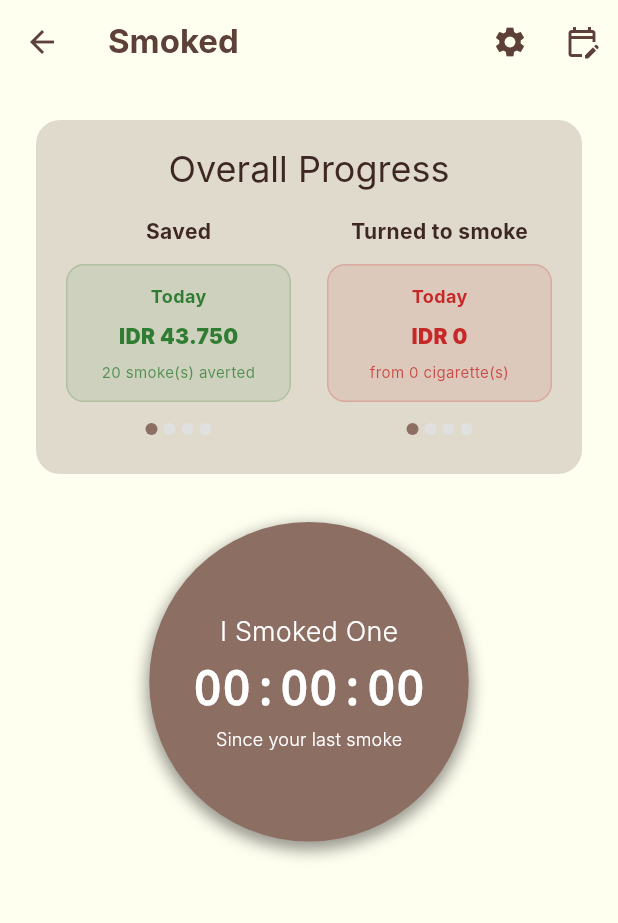
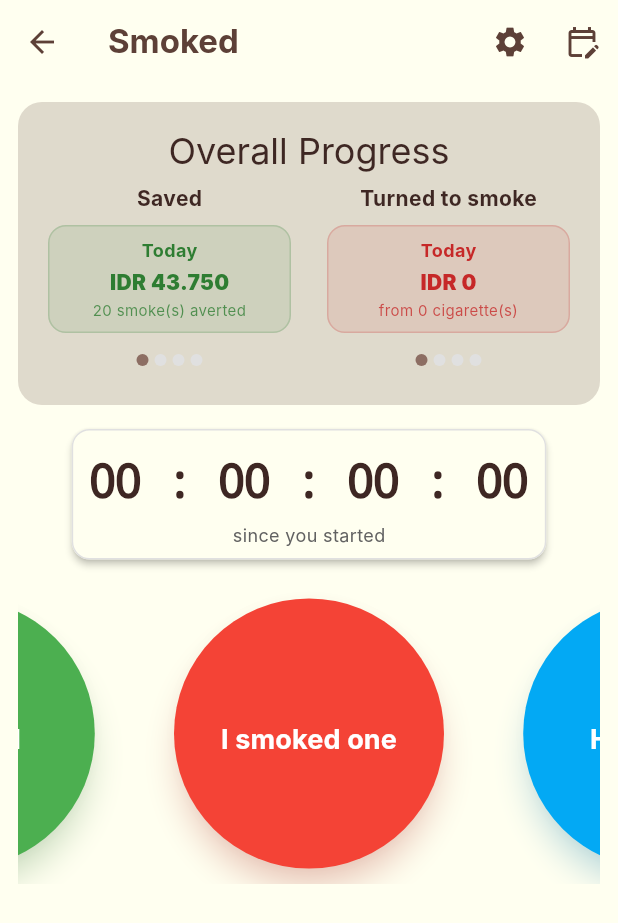
Before and after one commit to ryndaman/Smoked_app_1, a Flutter app: the LogScreen screen opened directly, on a phone screen of 412 x 824 dp. Shown: the top 923 px of the screen. Run offline on Flutter 3.47's test engine with Material 3 defaults, Android fonts, the phone set to English and light mode, and no system bars; our stand-ins replace csv, fl_chart, font_awesome_flutter, share_plus, shared_preferences; accounts and stored records are empty; Roboto replaces fonts that are missing (Inter); statements that could not run were skipped.

Commit message:
feat: Implemet action button carousel & timer relayouting

```diff
--- /dev/null
+++ b/lib/models/resisted_event.dart
@@ -0,0 +1,17 @@
+// lib/models/resisted_event.dart
+
+class ResistedEvent {
+  final DateTime timestamp;
+
+  ResistedEvent({required this.timestamp});
+
+  Map<String, dynamic> toJson() => {
+        'timestamp': timestamp.toIso8601String(),
+      };
+
+  factory ResistedEvent.fromJson(Map<String, dynamic> json) {
+    return ResistedEvent(
+      timestamp: DateTime.parse(json['timestamp']),
+    );
+  }
+}
--- a/lib/providers/smoke_data_provider.dart
+++ b/lib/providers/smoke_data_provider.dart
@@ -8,6 +8,7 @@ import 'package:shared_preferences/shared_preferences.dart';
 import 'package:smoked_1/data/health_data.dart';
 import 'package:smoked_1/models/equivalent_item.dart';
 import 'package:smoked_1/models/health_milestone.dart';
+import 'package:smoked_1/models/resisted_event.dart';
 import 'package:smoked_1/models/smoke_event.dart';
 import 'package:smoked_1/models/user_settings.dart';
 import 'package:smoked_1/services/local_storage_service.dart';
@@ -20,26 +21,25 @@ class SmokeDataProvider with ChangeNotifier {
   bool _isLoading = true;
   late UserSettings _settings;
   late List<SmokeEvent> _events;
+  late List<ResistedEvent> _resistedEvents = [];
   late List<EquivalentItem> _equivalents;
   late List<HealthMilestone> _healthMilestones;
 
-  double _totalMoneySaved =
-      0.0; // This remains for the real-time "All-Time" value
+  double _totalMoneySaved = 0.0;
   Map<int, double> _baselineHourlyMap = {};
   String? dataLoadingError;
 
-  // ADDED: New properties to hold time-based metrics
   Map<String, double> moneySpentByPeriod = {};
-  Map<String, double> moneySavedByPeriod = {}; // ADDED
+  Map<String, double> moneySavedByPeriod = {};
   Map<String, int> sticksAvertedByPeriod = {};
 
-  // This will hold the value loaded from storage, to be used by the timer.
   double _moneySavedSinceLastCalculation = 0.0;
 
   // --- Getters ---
   bool get isLoading => _isLoading;
   UserSettings get settings => _settings;
   List<SmokeEvent> get events => _events;
+  List<ResistedEvent> get resistedEvents => _resistedEvents;
   List<EquivalentItem> get equivalents => _equivalents;
   List<HealthMilestone> get healthMilestones => _healthMilestones;
   double get totalMoneySaved => _totalMoneySaved;
@@ -69,14 +69,16 @@ class SmokeDataProvider with ChangeNotifier {
       final results = await Future.wait([
         _storageService.getSettings(),
         _storageService.getSmokeEvents(),
+        _storageService.getResistedEvents(),
         _loadEquivalentsFromCsv(),
         _loadMoneySaved(),
       ]);
 
       _settings = results[0] as UserSettings;
       _events = results[1] as List<SmokeEvent>;
-      _equivalents = results[2] as List<EquivalentItem>;
-      _moneySavedSinceLastCalculation = results[3] as double;
+      _resistedEvents = results[2] as List<ResistedEvent>;
+      _equivalents = results[3] as List<EquivalentItem>;
+      _moneySavedSinceLastCalculation = results[4] as double;
       _totalMoneySaved = _moneySavedSinceLastCalculation;
 
       _healthMilestones = HealthData.milestones;
@@ -108,6 +110,13 @@ class SmokeDataProvider with ChangeNotifier {
     await _storageService.saveEvents(_events);
     await _saveMoneySaved();
     _calculateAllMetrics();
+    notifyListeners();
+  }
+
+  Future<void> logResistedEvent() async {
+    final newEvent = ResistedEvent(timestamp: DateTime.now());
+    _resistedEvents.add(newEvent);
+    await _storageService.saveResistedEvents(_resistedEvents);
     notifyListeners();
   }
 
@@ -171,7 +180,6 @@ class SmokeDataProvider with ChangeNotifier {
       final avertedSticks = baselineSticksInPeriod - eventsInPeriod.length;
       sticksAvertedByPeriod[key] = avertedSticks > 0 ? avertedSticks : 0;
 
-      // ADDED: Calculate money saved for the specific period
       final baselineCostInPeriod = baselineSticksInPeriod * pricePerStick;
       final savedInPeriod = baselineCostInPeriod - costInPeriod;
       moneySavedByPeriod[key] = savedInPeriod > 0 ? savedInPeriod : 0;
@@ -179,8 +187,7 @@ class SmokeDataProvider with ChangeNotifier {
 
     final allTimeCost = _events.length * pricePerStick;
     moneySpentByPeriod['All-Time'] = allTimeCost;
-    moneySavedByPeriod['All-Time'] =
-        _totalMoneySaved; // Use the real-time value for all-time
+    moneySavedByPeriod['All-Time'] = _totalMoneySaved;
 
     if (_events.isNotEmpty) {
       final daysSinceStart = now.difference(_events.first.timestamp).inDays + 1;
@@ -247,7 +254,6 @@ class SmokeDataProvider with ChangeNotifier {
       allWakingHours.addAll(lateNightHours);
     }
 
-    // Ensure high traffic hours are within the waking hours
     highTrafficHours = highTrafficHours.intersection(allWakingHours);
 
     final otherWakingHours = allWakingHours.difference(highTrafficHours);
--- a/lib/screens/log_screen.dart
+++ b/lib/screens/log_screen.dart
@@ -8,8 +8,9 @@ import 'package:smoked_1/models/user_settings.dart';
 import 'package:smoked_1/providers/smoke_data_provider.dart';
 import 'package:smoked_1/providers/theme_provider.dart';
 import 'package:smoked_1/utils/app_themes.dart';
-import 'package:smoked_1/widgets/financial_info_widget.dart'; // ADDED
-import 'package:smoked_1/widgets/main_log_button.dart'; // ADDED
+import 'package:smoked_1/widgets/financial_info_widget.dart';
+import 'package:smoked_1/widgets/action_button_carousel.dart';
+import 'package:smoked_1/widgets/since_last_smoke_timer.dart'; // ADDED
 
 class LogScreen extends StatefulWidget {
   const LogScreen({super.key});
@@ -19,13 +20,12 @@ class LogScreen extends StatefulWidget {
 }
 
 class _LogScreenState extends State<LogScreen> {
-  // The animation controller is removed from here as it's now managed inside MainLogButton
   Timer? _buttonUpdateTimer;
 
   @override
   void initState() {
     super.initState();
-    // The timer is still needed here to trigger rebuilds for the financial info
+    // This timer is still needed to trigger rebuilds for the timer widget
     _buttonUpdateTimer = Timer.periodic(const Duration(seconds: 1), (timer) {
       if (mounted) {
         setState(() {});
@@ -38,8 +38,6 @@ class _LogScreenState extends State<LogScreen> {
     _buttonUpdateTimer?.cancel();
     super.dispose();
   }
-
-  // All builder methods and helpers for the button have been moved to their own files.
 
   @override
   Widget build(BuildContext context) {
@@ -75,14 +73,16 @@ class _LogScreenState extends State<LogScreen> {
           body: SingleChildScrollView(
             child: Center(
               child: Padding(
-                padding: const EdgeInsets.all(24.0),
-                // MODIFIED: The main column is now much cleaner
+                padding: const EdgeInsets.all(12.0), // Adjusted padding
+                // MODIFIED: The main column now includes the new timer widget in the correct order
                 child: Column(
                   mainAxisAlignment: MainAxisAlignment.center,
                   children: [
-                    FinancialInfo(formatter: formatter), // Using the new widget
-                    const SizedBox(height: 32),
-                    const MainLogButton(), // Using the new widget
+                    FinancialInfo(formatter: formatter),
+                    const SizedBox(height: 12),
+                    const SinceLastSmokeTimer(), // ADDED: The new timer widget
+                    const SizedBox(height: 12),
+                    const ActionButtonCarousel(),
                   ],
                 ),
               ),
--- a/lib/utils/constants.dart
+++ b/lib/utils/constants.dart
@@ -7,6 +7,7 @@ class AppConstants {
   // Keys for SharedPreferences
   static const String settingsKey = 'user_settings';
   static const String eventsKey = 'smoke_events';
+  static const String resistedEventsKey = 'resisted_events'; // ADDED
   static const String hasOnboardedKey = 'has_onboarded';
 
   // Default User Settings
--- /dev/null
+++ b/lib/widgets/action_button_carousel.dart
@@ -0,0 +1,149 @@
+// lib/widgets/action_button_carousel.dart
+
+import 'package:flutter/material.dart';
+import 'package:provider/provider.dart';
+import 'package:smoked_1/providers/smoke_data_provider.dart';
+import 'package:smoked_1/screens/breathing_exercise_screen.dart';
+import 'dart:math';
+
+class ActionButtonCarousel extends StatefulWidget {
+  const ActionButtonCarousel({super.key});
+
+  @override
+  State<ActionButtonCarousel> createState() => _ActionButtonCarouselState();
+}
+
+class _ActionButtonCarouselState extends State<ActionButtonCarousel> {
+  late PageController _pageController;
+
+  @override
+  void initState() {
+    super.initState();
+    _pageController = PageController(
+      initialPage: 1, // Start with the middle button
+      viewportFraction: 0.6, // Show parts of adjacent pages
+    );
+  }
+
+  @override
+  void dispose() {
+    _pageController.dispose();
+    super.dispose();
+  }
+
+  @override
+  Widget build(BuildContext context) {
+    final dataProvider = Provider.of<SmokeDataProvider>(context, listen: false);
+
+    final List<Widget> actionButtons = [
+      // --- I Resisted Button ---
+      _ActionButton(
+        label: "I resisted",
+        color: Colors.green,
+        onPressed: () {
+          dataProvider.logResistedEvent();
+          ScaffoldMessenger.of(context).showSnackBar(
+            const SnackBar(
+              content: Text("Craving conquered! Well done."),
+              duration: Duration(seconds: 2),
+            ),
+          );
+        },
+      ),
+      // --- I Smoked One Button ---
+      _ActionButton(
+        label: "I smoked one",
+        color: Colors.red,
+        onPressed: () {
+          dataProvider.logSmokeEvent();
+        },
+      ),
+      // --- Help Me Button ---
+      _ActionButton(
+        label: "Help me...",
+        color: Colors.lightBlue,
+        onPressed: () {
+          Navigator.of(context).push(
+            MaterialPageRoute(
+                builder: (context) => const BreathingExerciseScreen()),
+          );
+        },
+      ),
+    ];
+
+    return SizedBox(
+      height: 200, // Provide a fixed height for the carousel
+      child: PageView.builder(
+        controller: _pageController,
+        itemCount: actionButtons.length,
+        itemBuilder: (context, index) {
+          return AnimatedBuilder(
+            animation: _pageController,
+            builder: (context, child) {
+              double value = 1.0;
+              if (_pageController.position.haveDimensions) {
+                value = _pageController.page! - index;
+                value = (1 - (value.abs() * 0.4)).clamp(0.0, 1.0);
+              }
+              return Center(
+                child: Opacity(
+                  opacity: pow(value, 2).toDouble(),
+                  child: Transform.scale(
+                    scale: value,
+                    child: child,
+                  ),
+                ),
+              );
+            },
+            child: actionButtons[index],
+          );
+        },
+      ),
+    );
+  }
+}
+
+// Helper widget for the individual circular buttons
+class _ActionButton extends StatelessWidget {
+  final String label;
+  final Color color;
+  final VoidCallback onPressed;
+
+  const _ActionButton({
+    required this.label,
+    required this.color,
+    required this.onPressed,
+  });
+
+  @override
+  Widget build(BuildContext context) {
+    return SizedBox(
+      width: 180,
+      height: 180,
+      child: ElevatedButton(
+        onPressed: onPressed,
+        style: ElevatedButton.styleFrom(
+          backgroundColor: color,
+          foregroundColor: Colors.white,
+          shape: const CircleBorder(),
+          elevation: 8,
+          shadowColor: color.withAlpha(100),
+        ),
+        child: Column(
+          mainAxisAlignment: MainAxisAlignment.center,
+          children: [
+            const SizedBox(height: 8),
+            Text(
+              label,
+              textAlign: TextAlign.center,
+              style: const TextStyle(
+                fontSize: 18,
+                fontWeight: FontWeight.bold,
+              ),
+            ),
+          ],
+        ),
+      ),
+    );
+  }
+}
--- a/lib/widgets/financial_info_widget.dart
+++ b/lib/widgets/financial_info_widget.dart
@@ -57,7 +57,7 @@ class _FinancialInfoState extends State<FinancialInfo> {
                             .onSurface, // Use a readable color on the frame
                       ),
                 ),
-                const SizedBox(height: 16),
+                const SizedBox(height: 6),
                 Row(
                   mainAxisAlignment: MainAxisAlignment.spaceAround,
                   crossAxisAlignment: CrossAxisAlignment.start,
@@ -73,9 +73,9 @@ class _FinancialInfoState extends State<FinancialInfo> {
                                       .bodyLarge
                                       ?.color,
                                   fontWeight: FontWeight.bold)),
-                          const SizedBox(height: 8),
+                          const SizedBox(height: 4),
                           SizedBox(
-                            height: 100, // Fixed height for the PageView
+                            height: 80, // Fixed height for the PageView
                             child: PageView.builder(
                               controller: _savedPageController,
                               itemCount:
@@ -121,9 +121,9 @@ class _FinancialInfoState extends State<FinancialInfo> {
                                       .bodyLarge
                                       ?.color,
                                   fontWeight: FontWeight.bold)),
-                          const SizedBox(height: 8),
+                          const SizedBox(height: 4),
                           SizedBox(
-                            height: 100, // Fixed height for the PageView
+                            height: 80, // Fixed height for the PageView
                             child: PageView.builder(
                               controller: _spentPageController,
                               itemCount:
--- a/lib/widgets/main_log_button.dart
+++ /dev/null
@@ -1,161 +0,0 @@
-// lib/widgets/main_log_button.dart
-
-import 'dart:math';
-import 'package:flutter/material.dart';
-import 'package:provider/provider.dart';
-import 'package:smoked_1/models/smoke_event.dart';
-import 'package:smoked_1/providers/smoke_data_provider.dart';
-
-class MainLogButton extends StatefulWidget {
-  const MainLogButton({super.key});
-
-  @override
-  State<MainLogButton> createState() => _MainLogButtonState();
-}
-
-class _MainLogButtonState extends State<MainLogButton>
-    with SingleTickerProviderStateMixin {
-  late AnimationController _animationController;
-
-  @override
-  void initState() {
-    super.initState();
-    _animationController = AnimationController(
-      vsync: this,
-      duration: const Duration(milliseconds: 400),
-    );
-  }
-
-  @override
-  void dispose() {
-    _animationController.dispose();
-    super.dispose();
-  }
-
-  Gradient _getButtonGradient(
-      BuildContext context, SmokeDataProvider dataProvider) {
-    final Color primaryColor = Theme.of(context).colorScheme.primary;
-    final Color hotColor = Colors.red.shade800;
-
-    if (dataProvider.events.isEmpty) {
-      return LinearGradient(colors: [primaryColor, primaryColor]);
-    }
-
-    final SmokeEvent lastEvent = dataProvider.events.last;
-    final Duration timeSinceLastSmoke =
-        DateTime.now().difference(lastEvent.timestamp);
-
-    const int periodInMinutes = 7;
-    const int fullCycleMinutes = periodInMinutes * 4;
-
-    if (timeSinceLastSmoke.inMinutes >= fullCycleMinutes) {
-      return LinearGradient(colors: [primaryColor, primaryColor]);
-    }
-
-    double t = timeSinceLastSmoke.inMinutes / fullCycleMinutes;
-    t = t.clamp(0.0, 1.0);
-
-    final Color interpolatedColor = Color.lerp(hotColor, primaryColor, t)!;
-
-    return LinearGradient(
-      colors: [
-        interpolatedColor,
-        Color.lerp(interpolatedColor, Colors.black, 0.2)!
-      ],
-      begin: Alignment.topLeft,
-      end: Alignment.bottomRight,
-    );
-  }
-
-  Widget _getButtonChild(SmokeDataProvider dataProvider) {
-    String timerText = "00:00:00";
-
-    if (dataProvider.events.isNotEmpty) {
-      final SmokeEvent lastEvent = dataProvider.events.last;
-      final Duration timeSinceLastSmoke =
-          DateTime.now().difference(lastEvent.timestamp);
-
-      String twoDigits(int n) => n.toString().padLeft(2, '0');
-      final hours = twoDigits(timeSinceLastSmoke.inHours);
-      final minutes = twoDigits(timeSinceLastSmoke.inMinutes.remainder(60));
-      final seconds = twoDigits(timeSinceLastSmoke.inSeconds.remainder(60));
-      timerText = "$hours:$minutes:$seconds";
-    }
-
-    return Column(
-      mainAxisAlignment: MainAxisAlignment.center,
-      children: [
-        const Text(
-          "I Smoked One",
-          style: TextStyle(
-            fontSize: 18,
-            fontWeight: FontWeight.w300,
-            color: Colors.white,
-          ),
-        ),
-        const SizedBox(height: 2),
-        Text(
-          timerText,
-          style: const TextStyle(
-            fontSize: 32,
-            fontWeight: FontWeight.bold,
-            color: Colors.white,
-            fontFamily: 'monospace',
-          ),
-        ),
-        const SizedBox(height: 2),
-        const Text(
-          "Since your last smoke",
-          style: TextStyle(
-            fontSize: 12,
-            fontWeight: FontWeight.w300,
-            color: Colors.white,
-          ),
-        ),
-      ],
-    );
-  }
-
-  @override
-  Widget build(BuildContext context) {
-    final dataProvider = Provider.of<SmokeDataProvider>(context);
-    return AnimatedBuilder(
-      animation: _animationController,
-      builder: (context, child) {
-        final sineValue = sin(4 * pi * _animationController.value);
-        return Transform.translate(
-          offset: Offset(sineValue * 15, 0),
-          child: child,
-        );
-      },
-      child: AnimatedContainer(
-        duration: const Duration(seconds: 1),
-        decoration: BoxDecoration(
-          gradient: _getButtonGradient(context, dataProvider),
-          shape: BoxShape.circle,
-          boxShadow: [
-            BoxShadow(
-              color: Colors.black.withAlpha(102),
-              spreadRadius: 2,
-              blurRadius: 8,
-              offset: const Offset(0, 4),
-            ),
-          ],
-        ),
-        child: ElevatedButton(
-          onPressed: () async {
-            _animationController.forward(from: 0.0);
-            await dataProvider.logSmokeEvent();
-          },
-          style: ElevatedButton.styleFrom(
-            backgroundColor: Colors.transparent,
-            shadowColor: Colors.transparent,
-            shape: const CircleBorder(),
-            padding: const EdgeInsets.all(60),
-          ),
-          child: _getButtonChild(dataProvider),
-        ),
-      ),
-    );
-  }
-}
--- /dev/null
+++ b/lib/widgets/since_last_smoke_timer.dart
@@ -0,0 +1,83 @@
+// lib/widgets/since_last_smoke_timer.dart
+
+import 'package:flutter/material.dart';
+import 'package:provider/provider.dart';
+import 'package:smoked_1/providers/smoke_data_provider.dart';
+
+class SinceLastSmokeTimer extends StatelessWidget {
+  const SinceLastSmokeTimer({super.key});
+
+  @override
+  Widget build(BuildContext context) {
+    return Consumer<SmokeDataProvider>(
+      builder: (context, dataProvider, child) {
+        // Determine the starting point of the timer.
+        // It's either the first smoke event or the app install time (approximated by first event).
+        final startTime = dataProvider.events.isNotEmpty
+            ? dataProvider.events.last.timestamp
+            : (dataProvider.events.isNotEmpty
+                ? dataProvider.events.first.timestamp
+                : DateTime.now());
+
+        final duration = DateTime.now().difference(startTime);
+
+        // Format the duration into DD : HH : MM : SS
+        String twoDigits(int n) => n.toString().padLeft(2, '0');
+        final days = twoDigits(duration.inDays);
+        final hours = twoDigits(duration.inHours.remainder(24));
+        final minutes = twoDigits(duration.inMinutes.remainder(60));
+        final seconds = twoDigits(duration.inSeconds.remainder(60));
+        final formattedTime = "$days : $hours : $minutes : $seconds";
+        final subtitle = dataProvider.events.isNotEmpty
+            ? "since your last smoke"
+            : "since you started";
+
+        return Card(
+          elevation: 2,
+          shape: RoundedRectangleBorder(
+            borderRadius: BorderRadius.circular(12),
+            side: BorderSide(color: Colors.grey.shade300),
+          ),
+          child: Padding(
+            padding:
+                const EdgeInsets.symmetric(vertical: 8.0, horizontal: 12.0),
+            child: Column(
+              children: [
+                // Text(
+                //   "DD   HH   MM   SS",
+                //   style: TextStyle(
+                //     color: Colors.grey[600],
+                //     fontWeight: FontWeight.bold,
+                //     fontSize: 14,
+                //     letterSpacing: 1.0,
+                //   ),
+                // ),
+                const SizedBox(height: 4),
+                FittedBox(
+                  fit: BoxFit.scaleDown,
+                  child: Text(
+                    formattedTime,
+                    style: const TextStyle(
+                      letterSpacing: -2.0,
+                      fontSize: 32,
+                      fontFamily: 'monospace',
+                      fontWeight: FontWeight.bold,
+                    ),
+                  ),
+                ),
+                const SizedBox(height: 4),
+                Text(
+                  subtitle,
+                  style: TextStyle(
+                    color: Colors.grey[700],
+                    fontSize: 12,
+                  ),
+                ),
+              ],
+            ),
+          ),
+        );
+      },
+    );
+  }
+}
```
Also changed, not shown: lib/screens/breathing_exercise_screen.dart (added, +119 -0 lines), lib/services/local_storage_service.dart (+19 -5 lines).
